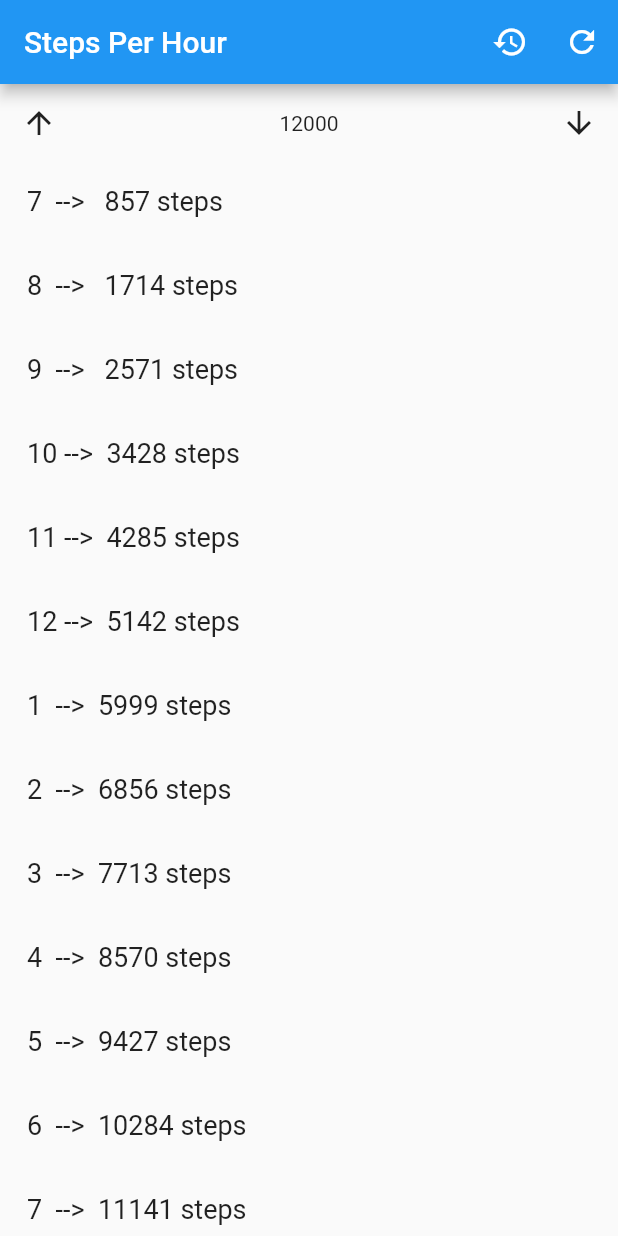
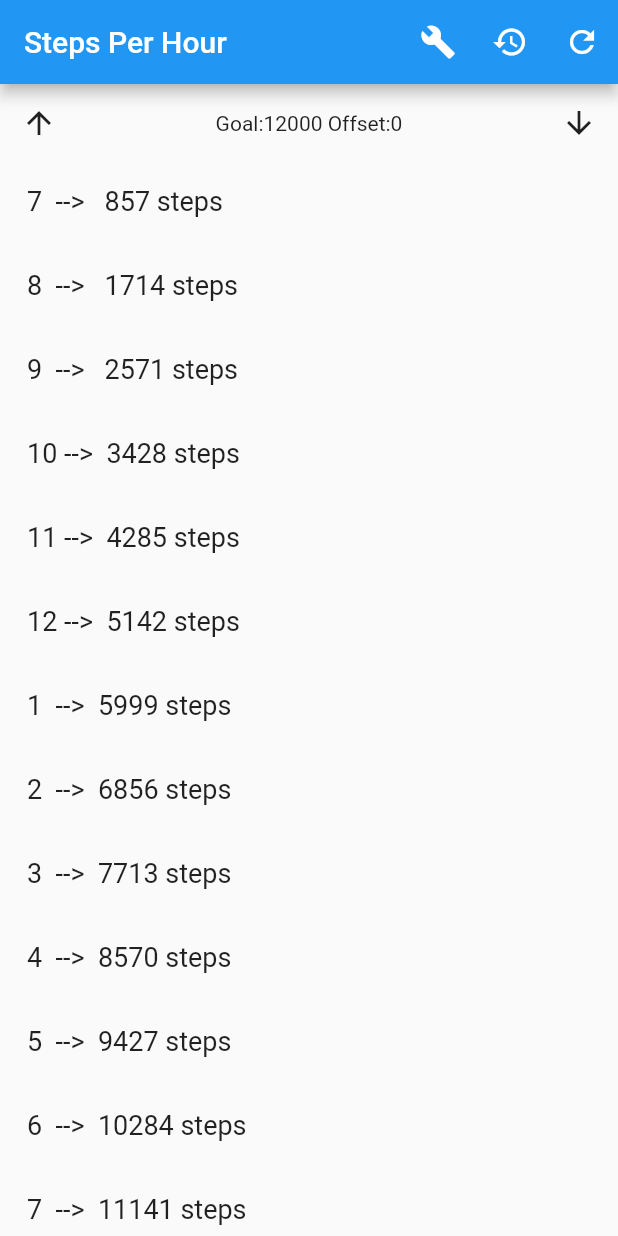
Before and after one commit to hite77/Steps_per_hour, a Flutter app: the screen it shows after launch, after a tap on the "arrow upward" icon, after a tap on the "arrow downward" icon, on a phone screen of 412 x 824 dp. Run offline on Flutter 3.47's test engine with Material 2 defaults, Android fonts, the phone set to English and light mode, and no system bars; our stand-ins replace clock, shared_preferences.

Commit message:
added offset so I can increase steps

```diff
--- a/lib/main.dart
+++ b/lib/main.dart
@@ -6,16 +6,20 @@ void main() => runApp(MyApp());
 
 int goalStepsDefault = 12000;
 int goalSteps = 12000;
+int offset = 0;
+bool stepGoalMode = true;
 
-_write_steps(int steps) async {
+_write_settings(int steps, int offset) async {
   SharedPreferences prefs = await SharedPreferences.getInstance();
   prefs.setInt('goalsteps', steps);
+  prefs.setInt('offset', offset);
 }
 
 Future<dynamic> _pullGoalStepsFromPreferences() async {
   SharedPreferences prefs = await SharedPreferences.getInstance();
   int steps = (prefs.getInt('goalsteps') ?? goalStepsDefault);
-  return steps;
+  int offset = (prefs.getInt('offset') ?? 0);
+  return [steps, offset];
 }
 
 class MyApp extends StatelessWidget {
@@ -31,25 +35,27 @@ class MyApp extends StatelessWidget {
 class StepsPerHourState extends State<StepsPerHour> {
   final _biggerFont = const TextStyle(fontSize: 18.0);
 
-  Widget _buildStepsPerHour(int goalSteps) {
+  Widget _buildStepsPerHour(List<dynamic> data) {
+    var goalSteps = data[0];
+    var offset = data[1];
     var hour = clock.now().hour;
     var entries = <String>[];
 
     var increase = (goalSteps / 14).floor();
-    if (hour <= 7) entries.add("7  -->   $increase steps");
-    if (hour <= 8) entries.add("8  -->   ${increase * 2} steps");
-    if (hour <= 9) entries.add("9  -->   ${increase * 3} steps");
-    if (hour <= 10) entries.add("10 -->  ${increase * 4} steps");
-    if (hour <= 11) entries.add("11 -->  ${increase * 5} steps");
-    if (hour <= 12) entries.add("12 -->  ${increase * 6} steps");
-    if (hour <= 13) entries.add("1  -->  ${increase * 7} steps");
-    if (hour <= 14) entries.add("2  -->  ${increase * 8} steps");
-    if (hour <= 15) entries.add("3  -->  ${increase * 9} steps");
-    if (hour <= 16) entries.add("4  -->  ${increase * 10} steps");
-    if (hour <= 17) entries.add("5  -->  ${increase * 11} steps");
-    if (hour <= 18) entries.add("6  -->  ${increase * 12} steps");
-    if (hour <= 19) entries.add("7  -->  ${increase * 13} steps");
-    if (hour <= 20) entries.add("8  --> $goalSteps steps");
+    if (hour <= 7) entries.add("7  -->   ${increase + offset} steps");
+    if (hour <= 8) entries.add("8  -->   ${increase * 2 + offset} steps");
+    if (hour <= 9) entries.add("9  -->   ${increase * 3 + offset} steps");
+    if (hour <= 10) entries.add("10 -->  ${increase * 4 + offset} steps");
+    if (hour <= 11) entries.add("11 -->  ${increase * 5 + offset} steps");
+    if (hour <= 12) entries.add("12 -->  ${increase * 6 + offset} steps");
+    if (hour <= 13) entries.add("1  -->  ${increase * 7 + offset} steps");
+    if (hour <= 14) entries.add("2  -->  ${increase * 8 + offset} steps");
+    if (hour <= 15) entries.add("3  -->  ${increase * 9 + offset} steps");
+    if (hour <= 16) entries.add("4  -->  ${increase * 10 + offset} steps");
+    if (hour <= 17) entries.add("5  -->  ${increase * 11 + offset} steps");
+    if (hour <= 18) entries.add("6  -->  ${increase * 12 + offset} steps");
+    if (hour <= 19) entries.add("7  -->  ${increase * 13 + offset} steps");
+    if (hour <= 20) entries.add("8  --> ${goalSteps + offset} steps");
     return ListView.builder(
         padding: const EdgeInsets.all(2.0),
         itemBuilder: (context, i) {
@@ -60,22 +66,32 @@ class StepsPerHourState extends State<StepsPerHour> {
                     icon: Icon(Icons.arrow_upward),
                     onPressed: () async {
                       setState(() {
-                        goalSteps += 1000;
+                        if (stepGoalMode) {
+                          goalSteps += 1000;
+                        } else {
+                          offset += 100;
+                        }
                       });
-                      _write_steps(goalSteps);
+                      _write_settings(goalSteps, offset);
                     }),
                 Expanded(
                   child: Center(
-                    child: Text("$goalSteps"),
+                    child: Text((stepGoalMode)
+                        ? "Goal:$goalSteps Offset:$offset"
+                        : "Offset:$offset Goal:$goalSteps"),
                   ),
                 ),
                 IconButton(
                     icon: Icon(Icons.arrow_downward),
                     onPressed: () async {
                       setState(() {
-                        goalSteps -= 1000;
+                        if (stepGoalMode) {
+                          goalSteps -= 1000;
+                        } else {
+                          offset -= 100;
+                        }
                       });
-                      _write_steps(goalSteps);
+                      _write_settings(goalSteps, offset);
                     }),
               ],
             );
@@ -107,11 +123,20 @@ class StepsPerHourState extends State<StepsPerHour> {
                 title: Text('Steps Per Hour'),
                 actions: <Widget>[
                   IconButton(
+                    icon: Icon(Icons.build),
+                    onPressed: () async {
+                      setState(() {
+                        stepGoalMode = !stepGoalMode;
+                      });
+                    },
+                  ),
+                  IconButton(
                     icon: Icon(Icons.restore),
                     onPressed: () async {
-                      _write_steps(goalStepsDefault);
+                      _write_settings(goalStepsDefault, 0);
                       setState(() {
                         goalSteps = goalStepsDefault;
+                        offset = 0;
                       });
                     },
                   ),
```
